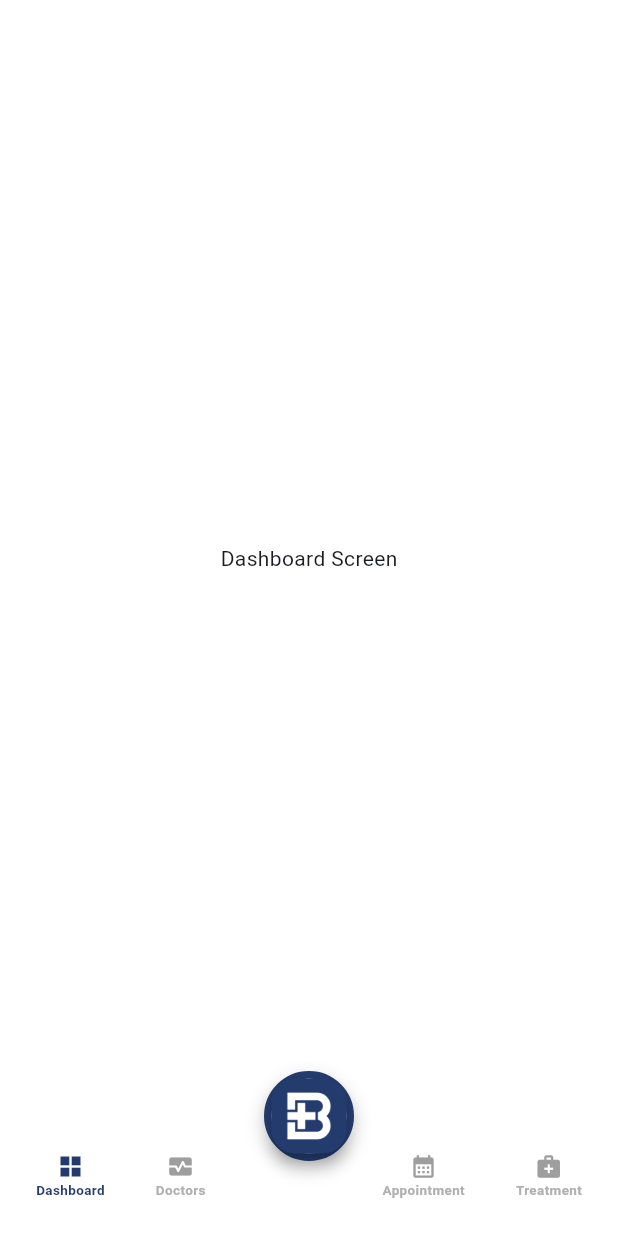
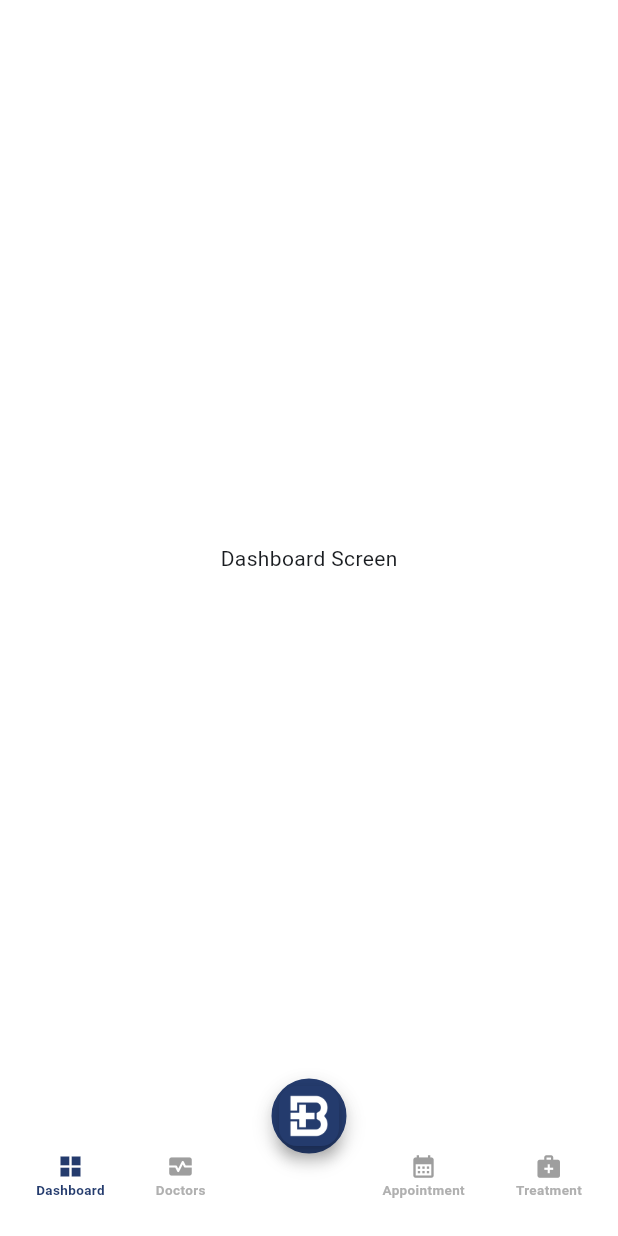
Before and after one commit to OpAbhiG/bottom_nav_bar, a Flutter app: the screen it shows after launch, on a phone screen of 412 x 824 dp. Run offline on Flutter 3.47's test engine with Material 3 defaults, Android fonts, the phone set to English and light mode, and no system bars.

Commit message:
Update main.dart

```diff
--- a/lib/main.dart
+++ b/lib/main.dart
@@ -38,9 +38,9 @@ class MainScreenState extends State<MainScreen> {
           TreatmentScreen(),
         ],
       ),
-      floatingActionButton: Container(
-        height: 60, // Adjust the size of the outer circle
-        width: 60,
+      floatingActionButton : Container(
+        height: 50, // Adjust the size of the outer circle
+        width: 50,
         decoration: BoxDecoration(
           shape: BoxShape.circle,
           border: Border.all(
@@ -56,7 +56,7 @@ class MainScreenState extends State<MainScreen> {
             ),
           ],
         ),
-        child: FloatingActionButton(
+        child: FloatingActionButton.small (
           onPressed: () {
             setState(() {
               _currentIndex = 2; // Navigate to the Profile screen
@@ -72,8 +72,8 @@ class MainScreenState extends State<MainScreen> {
           child: Image.asset(
             'assets/b-nobg.png', // Use your image
             fit: BoxFit.cover,
-            height: 35, // Adjust the image size
-            width: 35,
+            height: 30, // Adjust the image size
+            width: 30,
           ),
         ),
       ),
```
